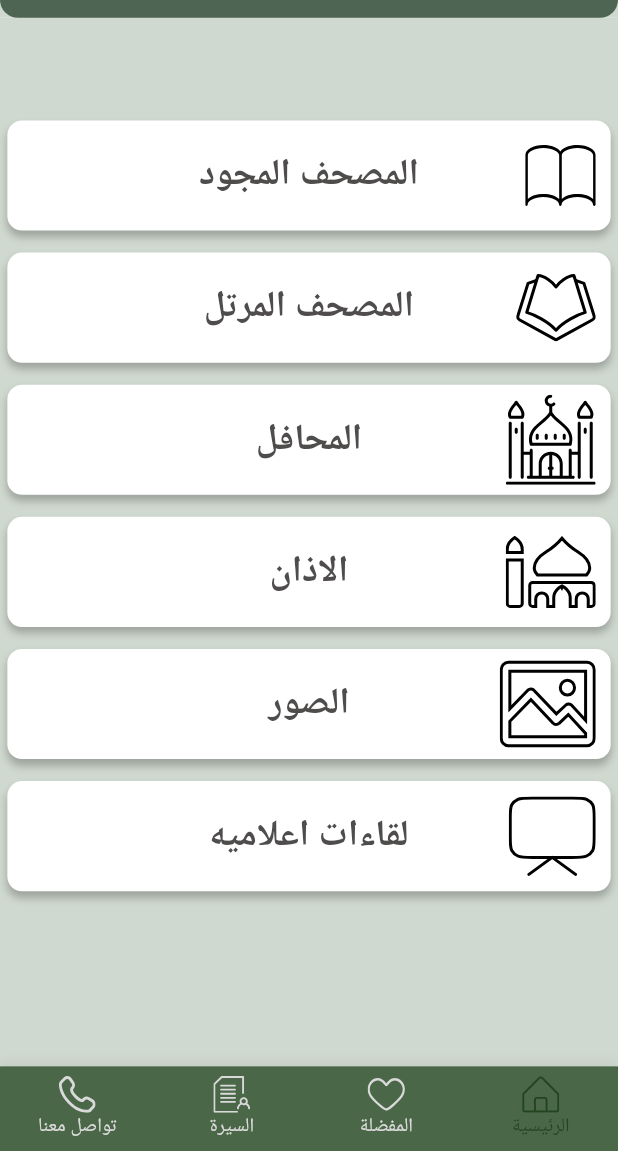
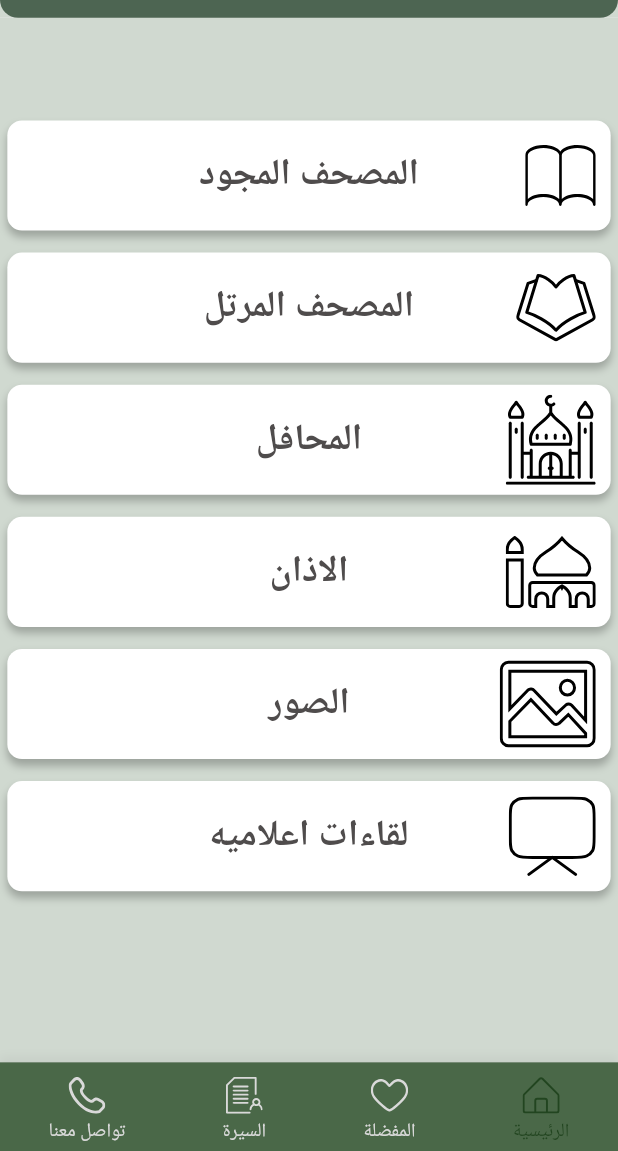
Before and after one commit to elhusseinn/Torath, a Flutter app: the HomeTabs screen opened directly, on a phone screen of 412 x 824 dp, the part 85-1236 px from its top. Run offline on Flutter 3.47's test engine with Material 3 defaults, Android fonts, the phone set to English and light mode, and no system bars; our stand-ins replace animated_splash_screen, audio_video_progress_bar, bloc, dartz, dio, dots_indicator and 13 more; missing offline and left inert: audio_session, dart:ffi, data_connection_checker_nulls; accounts and stored records are empty; Roboto replaces fonts that are missing (IBM Plex Sans); statements that could not run were skipped; project files that could hold a hidden picture were left out.

Commit message:
custom bottom navigation bar

```diff
--- a/lib/core/commonWidgets/homeScreen/bottom_navigation_bar.dart
+++ b/lib/core/commonWidgets/homeScreen/bottom_navigation_bar.dart
@@ -28,11 +28,11 @@ class _BottomNavBarState extends State<BottomNavBar> {
           )
         ],
       ),
-      child: buildBottomNavigationBar(),
+      child: _buildNewBottomNavBar(),
     );
   }
 
-  Directionality buildBottomNavigationBar() {
+  Widget buildBottomNavigationBar() {
     return Directionality(
       textDirection: TextDirection.rtl,
       child: BottomNavigationBar(
@@ -76,13 +76,77 @@ class _BottomNavBarState extends State<BottomNavBar> {
                       : const Color(0xFFD9D9D9)),
               label: ArabicText.contactUs),
         ],
-        // currentIndex: widget.selected!,
         onTap: (index) {
           widget.onSelect(index);
-          // Navigator.of(context).popUntil((route) => route.isFirst);
         },
         backgroundColor: const Color(0xFF4A6848),
       ),
     );
   }
+
+  Widget _buildNewBottomNavBar() {
+    return Directionality(
+      textDirection: TextDirection.rtl,
+      child: Container(
+        color: const Color(0xFF4A6848),
+        padding: EdgeInsets.only(top: 10.h),
+        child: Row(
+          mainAxisAlignment: MainAxisAlignment.spaceAround,
+          children: [
+            _buildNavBarItem(
+                icon: AssetsCatalog.navBarHomeIcon,
+                label: ArabicText.mainHome,
+                index: 0),
+            _buildNavBarItem(
+                icon: AssetsCatalog.favIcon,
+                label: ArabicText.favourite,
+                index: 1),
+            _buildNavBarItem(
+                icon: AssetsCatalog.seraIcon, label: ArabicText.sera, index: 2),
+            _buildNavBarItem(
+                icon: AssetsCatalog.contactUsIcon,
+                label: ArabicText.contactUs,
+                index: 3),
+          ],
+        ),
+      ),
+    );
+  }
+
+  Widget _buildNavBarItem(
+      {required String icon, required String label, required int index}) {
+    return InkWell(
+      onTap: () {
+        widget.onSelect(index);
+      },
+      child: SizedBox(
+        height: MediaQuery.of(context).size.height*0.0599,
+        child: Column(
+          children: [
+            SvgPicture.asset(icon,
+                width: 25.w,
+                height: 25.h,
+                color: widget.selected == index
+                    ? const Color(0xFF224520)
+                    : const Color(0xFFD9D9D9)),
+            Container(
+              margin: EdgeInsets.only(top: 3.h),
+              child: Text(
+                label,
+                textAlign: TextAlign.center,
+                style: TextStyle(
+                  color: widget.selected == index
+                      ? const Color(0xFF224520)
+                      : const Color(0xFFD9D9D9),
+                  fontSize: 13.sp,
+                  fontFamily: 'IBM Plex Sans',
+                  fontWeight: FontWeight.w500,
+                ),
+              ),
+            ),
+          ],
+        ),
+      ),
+    );
+  }
 }
```
